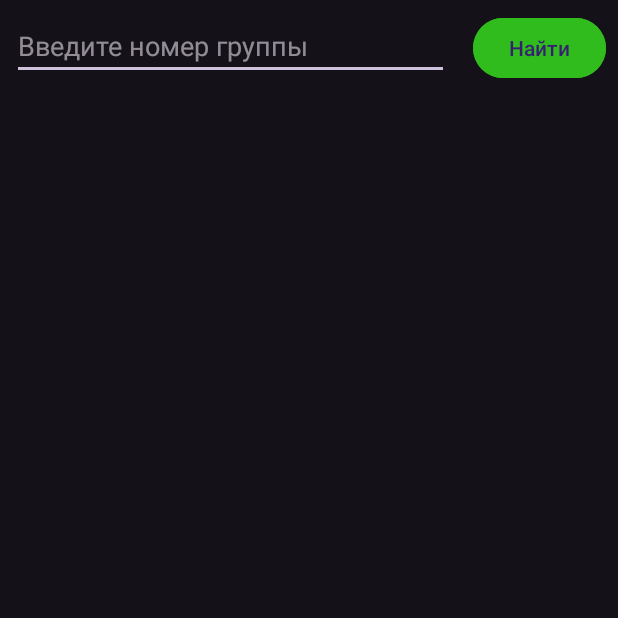
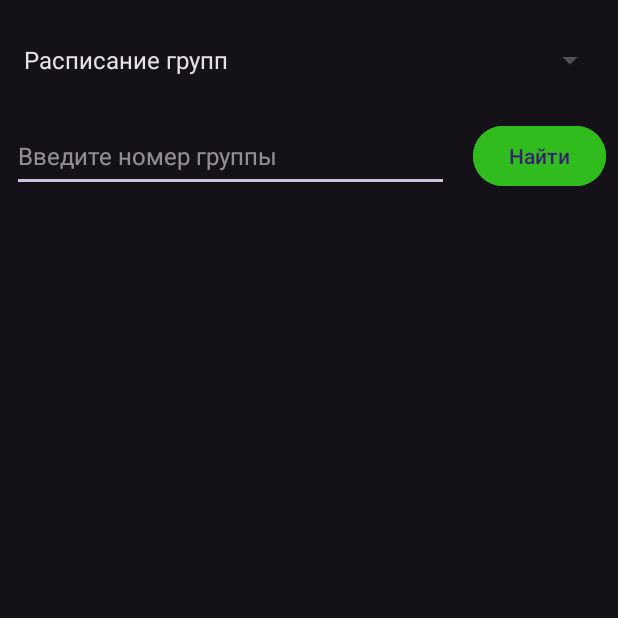
Before and after one commit to NineDer56/MySpbstu, an Android app: the screen it shows after launch (MainActivity), on a phone screen of 412 x 824 dp, the top half of it. Run offline under Robolectric (Android 15) with nearby library versions, the phone set to English and light mode, and no system bars.

Commit message:
added spinner on ChooseGroupFragment

```diff
--- a/app/src/main/java/com/example/myspbstu/ChooseGroupFragment.kt
+++ b/app/src/main/java/com/example/myspbstu/ChooseGroupFragment.kt
@@ -2,10 +2,14 @@ package com.example.myspbstu
 
 import android.content.Context
 import android.os.Bundle
+import android.util.Log
 import androidx.fragment.app.Fragment
 import android.view.LayoutInflater
+import android.view.MenuItem
 import android.view.View
 import android.view.ViewGroup
+import android.widget.AdapterView
+import android.widget.ArrayAdapter
 import androidx.core.content.edit
 import androidx.lifecycle.ViewModelProvider
 import androidx.navigation.NavController
@@ -14,6 +18,7 @@ import com.example.myspbstu.databinding.FragmentChooseGroupBinding
 import com.example.myspbstu.domain.model.Group
 import com.example.myspbstu.presentation.adapter.GroupsAdapter
 import com.example.myspbstu.presentation.viewmodel.ChooseGroupViewModel
+import com.google.android.material.navigation.NavigationBarView.OnItemSelectedListener
 import java.util.prefs.Preferences
 
 class ChooseGroupFragment : Fragment() {
@@ -63,8 +68,10 @@ class ChooseGroupFragment : Fragment() {
 
         groupsAdapter.onGroupClickListener = object : GroupsAdapter.OnGroupClickListener {
             override fun onGroupClick(group: Group) {
-                prefs.edit { putInt(PREFS_GROUP_ID_KEY, group.id).apply() }
-                prefs.edit { putString(PREFS_GROUP_NAME_KEY, group.name).apply() }
+                prefs.edit {
+                    putInt(PREFS_GROUP_ID_KEY, group.id)
+                    putString(PREFS_GROUP_NAME_KEY, group.name)
+                }
 
                 navController.navigate(
                     ChooseGroupFragmentDirections
@@ -74,6 +81,30 @@ class ChooseGroupFragment : Fragment() {
         }
 
         observeLiveData()
+
+
+        binding.spinnerSelectionOptions.onItemSelectedListener =
+            object : AdapterView.OnItemSelectedListener {
+                override fun onItemSelected(
+                    parent: AdapterView<*>?,
+                    view: View?,
+                    position: Int,
+                    id: Long
+                ) {
+                    Log.d("Spinner", "onItemSelected: position $position, id $id")
+
+                    when (position) {
+                        0 -> binding.editTextGroupNum.hint = getString(R.string.enter_group_number)
+                        1 -> binding.editTextGroupNum.hint = getString(R.string.enter_teachers_name)
+                        else -> binding.editTextGroupNum.hint =
+                            getString(R.string.enter_group_number)
+                    }
+                }
+
+                override fun onNothingSelected(parent: AdapterView<*>?) {
+                    Log.d("Spinner", "onNothingSelected")
+                }
+            }
 
         with(binding) {
             rvGroups.adapter = groupsAdapter
--- a/app/src/main/res/layout/fragment_choose_group.xml
+++ b/app/src/main/res/layout/fragment_choose_group.xml
@@ -7,6 +7,18 @@
     android:orientation="vertical"
     tools:context=".ChooseGroupFragment">
 
+    <androidx.appcompat.widget.AppCompatSpinner
+        android:id="@+id/spinner_selection_options"
+        android:layout_width="match_parent"
+        android:layout_height="wrap_content"
+        android:layout_marginHorizontal="8dp"
+        android:layout_marginTop="16dp"
+        android:layout_marginBottom="8dp"
+        android:entries="@array/selection_options"
+        android:minHeight="48dp"
+        android:spinnerMode="dialog"
+        app:backgroundTint="@color/dark_gray" />
+
     <LinearLayout
         android:layout_width="match_parent"
         android:layout_height="wrap_content"
@@ -15,30 +27,30 @@
         <EditText
             android:id="@+id/edit_text_group_num"
             android:layout_width="0dp"
+            android:layout_height="match_parent"
+            android:layout_margin="8dp"
             android:layout_weight="1"
-            android:layout_height="wrap_content"
-            android:layout_margin="8dp"
             android:hint="@string/enter_group_number"
             android:importantForAutofill="no"
-            android:inputType="text" />
+            android:inputType="text"
+            android:textSize="16sp" />
 
         <Button
             android:id="@+id/btn_find_groups"
             android:layout_width="wrap_content"
             android:layout_height="wrap_content"
-            android:text="Найти"
             android:layout_gravity="center"
             android:layout_margin="8dp"
-            android:backgroundTint="@color/dark_green"/>
+            android:backgroundTint="@color/dark_green"
+            android:text="@string/find_button" />
     </LinearLayout>
-
 
 
     <androidx.recyclerview.widget.RecyclerView
         android:id="@+id/rv_groups"
         android:layout_width="match_parent"
         android:layout_height="wrap_content"
-        tools:listitem="@layout/group_item"
+        app:layoutManager="androidx.recyclerview.widget.LinearLayoutManager"
         tools:itemCount="4"
-        app:layoutManager="androidx.recyclerview.widget.LinearLayoutManager" />
+        tools:listitem="@layout/group_item" />
 </LinearLayout>
--- a/app/src/main/res/values/strings.xml
+++ b/app/src/main/res/values/strings.xml
@@ -1,7 +1,12 @@
 <resources>
     <string name="app_name">MySpbstu</string>
-    <!-- TODO: Remove or change this placeholder text -->
-    <string name="hello_blank_fragment">Hello blank fragment</string>
     <string name="enter_group_number">Введите номер группы</string>
+    <string name="enter_teachers_name">Введите фио преподавателя</string>
     <string name="no_lessons">В этот день занятий нет</string>
+    <string name="find_button">Найти</string>
+
+    <string-array name="selection_options">
+        <item>Расписание групп</item>
+        <item>Расписание преподавателей</item>
+    </string-array>
 </resources>
```
